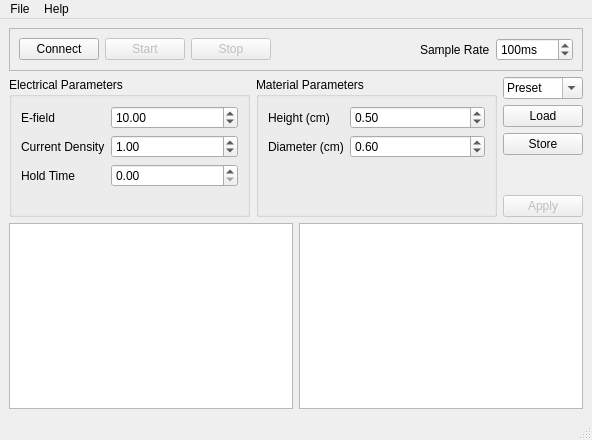
First picture: the form in MainWindow.ui, repository Trefoil-Lab/Flash_v1, before the edit.
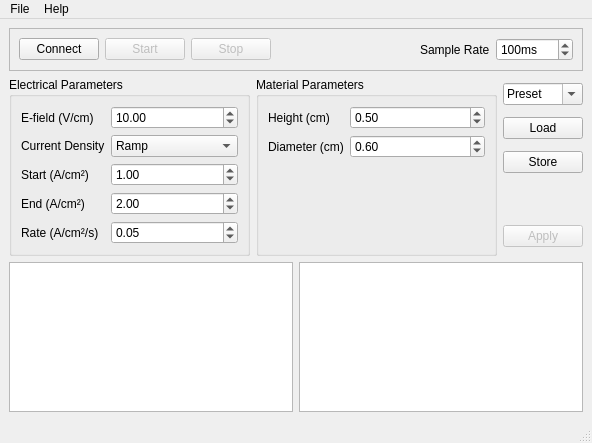
Second picture: the form after the edit.

```diff
--- a/MainWindow.ui
+++ b/MainWindow.ui
@@ -131,7 +131,7 @@
          <item row="0" column="0">
           <widget class="QLabel" name="eFieldLabel">
            <property name="text">
-            <string>E-field</string>
+            <string>E-field (V/cm)</string>
            </property>
           </widget>
          </item>
@@ -150,21 +150,72 @@
           </widget>
          </item>
          <item row="1" column="1">
-          <widget class="QDoubleSpinBox" name="currentDensityDoubleSpinBox">
-           <property name="value">
-            <double>1.000000000000000</double>
+          <widget class="QComboBox" name="currentDensityModeComboBox">
+           <property name="currentIndex">
+            <number>1</number>
            </property>
+           <item>
+            <property name="text">
+             <string>Hold</string>
+            </property>
+           </item>
+           <item>
+            <property name="text">
+             <string>Ramp</string>
+            </property>
+           </item>
           </widget>
          </item>
          <item row="2" column="0">
           <widget class="QLabel" name="holdTimeLabel">
            <property name="text">
-            <string>Hold Time</string>
+            <string>Start (A/cm²)</string>
            </property>
           </widget>
          </item>
          <item row="2" column="1">
-          <widget class="QDoubleSpinBox" name="holdTimeDoubleSpinBox"/>
+          <widget class="QDoubleSpinBox" name="currentDensityStartDoubleSpinBox">
+           <property name="singleStep">
+            <double>0.500000000000000</double>
+           </property>
+           <property name="value">
+            <double>1.000000000000000</double>
+           </property>
+          </widget>
+         </item>
+         <item row="3" column="0">
+          <widget class="QLabel" name="currentDensityEndLabel">
+           <property name="text">
+            <string>End (A/cm²)</string>
+           </property>
+          </widget>
+         </item>
+         <item row="3" column="1">
+          <widget class="QDoubleSpinBox" name="currentDensityEndDoubleSpinBox">
+           <property name="singleStep">
+            <double>0.500000000000000</double>
+           </property>
+           <property name="value">
+            <double>2.000000000000000</double>
+           </property>
+          </widget>
+         </item>
+         <item row="4" column="0">
+          <widget class="QLabel" name="currentDensityRateLabel">
+           <property name="text">
+            <string>Rate (A/cm²/s)</string>
+           </property>
+          </widget>
+         </item>
+         <item row="4" column="1">
+          <widget class="QDoubleSpinBox" name="currentDensityRateDoubleSpinBox">
+           <property name="singleStep">
+            <double>0.050000000000000</double>
+           </property>
+           <property name="value">
+            <double>0.050000000000000</double>
+           </property>
+          </widget>
          </item>
         </layout>
        </widget>
```
Left out of the diff: 2 changed lines with no effect on the pictures.
